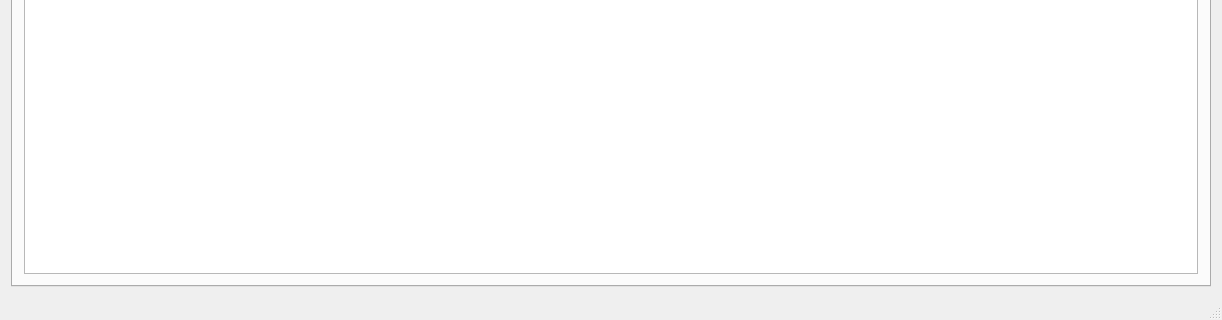
The window that mainwindow.ui (DanG100/LED-Controller) describes before a commit, drawn with Qt 5; both pictures show x 0 to 1222 and y 371 to 691 of the 1222 by 691 pixel window.
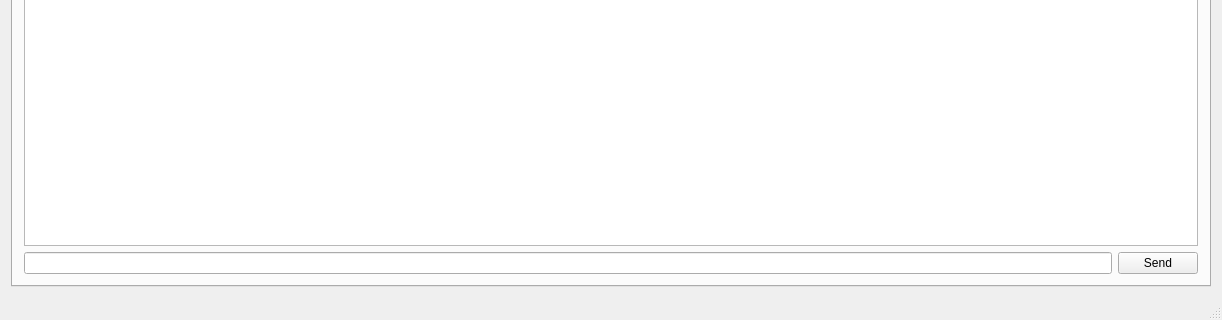
The same window after the commit. The open tabs and pages were chosen to show the change.

Commit message: add manually sending to ui, fixed writing

Diff of the .ui file:
```diff
--- a/mainwindow.ui
+++ b/mainwindow.ui
@@ -200,7 +200,21 @@
            </widget>
           </item>
           <item>
-           <widget class="QTextBrowser" name="textBrowser"/>
+           <widget class="QTextBrowser" name="logView"/>
+          </item>
+          <item>
+           <layout class="QHBoxLayout" name="horizontalLayout_4">
+            <item>
+             <widget class="QLineEdit" name="sendField"/>
+            </item>
+            <item>
+             <widget class="QPushButton" name="sendButton">
+              <property name="text">
+               <string>Send</string>
+              </property>
+             </widget>
+            </item>
+           </layout>
           </item>
          </layout>
         </item>
```
Left out of the diff: 8 changed lines with no effect on the pictures. The commit also changes 5 other files.
